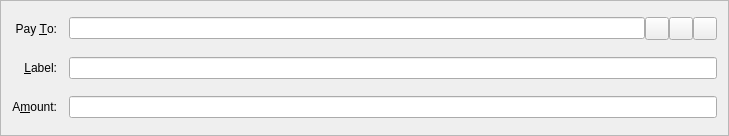
Above: src/qt/forms/sendcoinsentry.ui from Gulden/gulden-old before the change. Below: the same form after it.
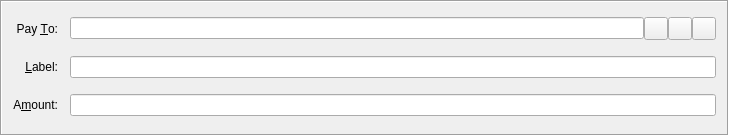
That is the form after the change. Icons and pictures are not drawn. Custom widgets are drawn as their Qt base class.

```diff
--- a/src/qt/forms/sendcoinsentry.ui
+++ b/src/qt/forms/sendcoinsentry.ui
@@ -14,7 +14,7 @@
    <string>Form</string>
   </property>
   <property name="frameShape">
-   <enum>QFrame::StyledPanel</enum>
+   <enum>QFrame::Box</enum>
   </property>
   <property name="frameShadow">
    <enum>QFrame::Sunken</enum>
```
